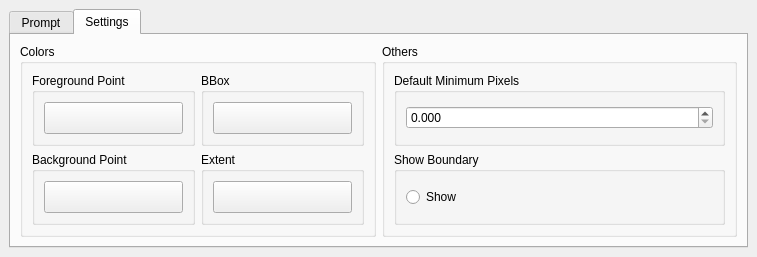
Before: the Qt Designer form ui/Selector.ui in coolzhao/Geo-SAM, drawn with Qt 5.
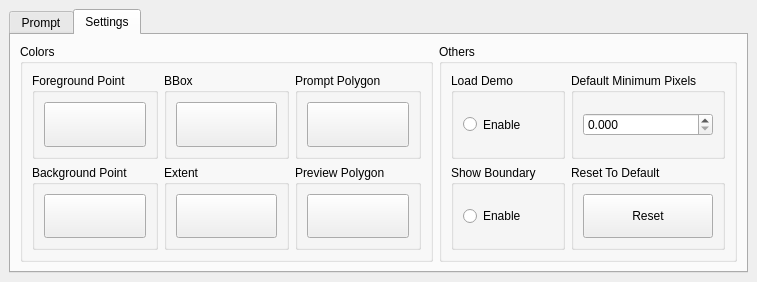
After: the same form once the commit is applied. The open tabs and pages were chosen to show the change. Custom widgets are drawn as their Qt base class.

Commit message: support save/reset settings & support not load demo & fix bugs of preview mode

The edit to the form file:
```diff
--- a/ui/Selector.ui
+++ b/ui/Selector.ui
@@ -7,19 +7,19 @@
     <x>0</x>
     <y>0</y>
     <width>752</width>
-    <height>242</height>
+    <height>282</height>
    </rect>
   </property>
   <property name="minimumSize">
    <size>
     <width>752</width>
-    <height>242</height>
+    <height>282</height>
    </size>
   </property>
   <property name="maximumSize">
    <size>
     <width>524287</width>
-    <height>524287</height>
+    <height>700</height>
    </size>
   </property>
   <property name="features">
@@ -548,70 +548,20 @@
        <attribute name="title">
         <string>Settings</string>
        </attribute>
-       <layout class="QHBoxLayout" name="horizontalLayout_6">
+       <layout class="QHBoxLayout" name="horizontalLayout_6" stretch="3,2">
         <item>
          <widget class="QGroupBox" name="groupBox_5">
           <property name="title">
            <string>Colors</string>
           </property>
-          <layout class="QGridLayout" name="gridLayout_5">
-           <item row="0" column="1">
-            <widget class="QGroupBox" name="groupBox_7">
-             <property name="title">
-              <string>BBox</string>
-             </property>
-             <layout class="QGridLayout" name="gridLayout_16">
-              <item row="0" column="0">
-               <widget class="QgsColorButton" name="ColorButton_bbox">
-                <property name="sizePolicy">
-                 <sizepolicy hsizetype="Preferred" vsizetype="Preferred">
-                  <horstretch>0</horstretch>
-                  <verstretch>0</verstretch>
-                 </sizepolicy>
-                </property>
-                <property name="minimumSize">
-                 <size>
-                  <width>15</width>
-                  <height>16</height>
-                 </size>
-                </property>
-               </widget>
-              </item>
-             </layout>
-            </widget>
-           </item>
-           <item row="1" column="1">
-            <widget class="QGroupBox" name="groupBox_8">
-             <property name="title">
-              <string>Extent</string>
-             </property>
-             <layout class="QGridLayout" name="gridLayout_17">
-              <item row="0" column="0">
-               <widget class="QgsColorButton" name="ColorButton_extent">
-                <property name="sizePolicy">
-                 <sizepolicy hsizetype="Preferred" vsizetype="Preferred">
-                  <horstretch>0</horstretch>
-                  <verstretch>0</verstretch>
-                 </sizepolicy>
-                </property>
-                <property name="minimumSize">
-                 <size>
-                  <width>15</width>
-                  <height>16</height>
-                 </size>
-                </property>
-               </widget>
-              </item>
-             </layout>
-            </widget>
-           </item>
+          <layout class="QGridLayout" name="gridLayout_5" rowstretch="1,1" columnstretch="1,1,1" rowminimumheight="1,1" columnminimumwidth="1,1,1">
            <item row="0" column="0">
             <widget class="QGroupBox" name="groupBox_9">
              <property name="title">
               <string>Foreground Point</string>
              </property>
-             <layout class="QGridLayout" name="gridLayout_18">
-              <item row="1" column="0">
+             <layout class="QVBoxLayout" name="verticalLayout_2">
+              <item>
                <widget class="QgsColorButton" name="ColorButton_fgpt">
                 <property name="sizePolicy">
                  <sizepolicy hsizetype="Preferred" vsizetype="Preferred">
@@ -635,8 +585,8 @@
              <property name="title">
               <string>Background Point</string>
              </property>
-             <layout class="QGridLayout" name="gridLayout_19">
-              <item row="0" column="0">
+             <layout class="QVBoxLayout" name="verticalLayout_7">
+              <item>
                <widget class="QgsColorButton" name="ColorButton_bgpt">
                 <property name="sizePolicy">
                  <sizepolicy hsizetype="Preferred" vsizetype="Preferred">
@@ -655,6 +605,106 @@
              </layout>
             </widget>
            </item>
+           <item row="0" column="1">
+            <widget class="QGroupBox" name="groupBox_7">
+             <property name="title">
+              <string>BBox</string>
+             </property>
+             <layout class="QVBoxLayout" name="verticalLayout_8">
+              <item>
+               <widget class="QgsColorButton" name="ColorButton_bbox">
+                <property name="sizePolicy">
+                 <sizepolicy hsizetype="Preferred" vsizetype="Preferred">
+                  <horstretch>0</horstretch>
+                  <verstretch>0</verstretch>
+                 </sizepolicy>
+                </property>
+                <property name="minimumSize">
+                 <size>
+                  <width>15</width>
+                  <height>16</height>
+                 </size>
+                </property>
+               </widget>
+              </item>
+             </layout>
+            </widget>
+           </item>
+           <item row="1" column="1">
+            <widget class="QGroupBox" name="groupBox_8">
+             <property name="title">
+              <string>Extent</string>
+             </property>
+             <layout class="QVBoxLayout" name="verticalLayout_9">
+              <item>
+               <widget class="QgsColorButton" name="ColorButton_extent">
+                <property name="sizePolicy">
+                 <sizepolicy hsizetype="Preferred" vsizetype="Preferred">
+                  <horstretch>0</horstretch>
+                  <verstretch>0</verstretch>
+                 </sizepolicy>
+                </property>
+                <property name="minimumSize">
+                 <size>
+                  <width>15</width>
+                  <height>16</height>
+                 </size>
+                </property>
+               </widget>
+              </item>
+             </layout>
+            </widget>
+           </item>
+           <item row="0" column="2">
+            <widget class="QGroupBox" name="groupBox_12">
+             <property name="title">
+              <string>Prompt Polygon</string>
+             </property>
+             <layout class="QVBoxLayout" name="verticalLayout_3">
+              <item>
+               <widget class="QgsColorButton" name="ColorButton_prompt">
+                <property name="sizePolicy">
+                 <sizepolicy hsizetype="Preferred" vsizetype="Preferred">
+                  <horstretch>0</horstretch>
+                  <verstretch>0</verstretch>
+                 </sizepolicy>
+                </property>
+                <property name="minimumSize">
+                 <size>
+                  <width>15</width>
+                  <height>16</height>
+                 </size>
+                </property>
+               </widget>
+              </item>
+             </layout>
+            </widget>
+           </item>
+           <item row="1" column="2">
+            <widget class="QGroupBox" name="groupBox_13">
+             <property name="title">
+              <string>Preview Polygon</string>
+             </property>
+             <layout class="QVBoxLayout" name="verticalLayout_4">
+              <item>
+               <widget class="QgsColorButton" name="ColorButton_preview">
+                <property name="sizePolicy">
+                 <sizepolicy hsizetype="Preferred" vsizetype="Preferred">
+                  <horstretch>0</horstretch>
+                  <verstretch>0</verstretch>
+                 </sizepolicy>
+                </property>
+                <property name="minimumSize">
+                 <size>
+                  <width>15</width>
+                  <height>16</height>
+                 </size>
+                </property>
+               </widget>
+              </item>
+             </layout>
+            </widget>
+           </item>
           </layout>
          </widget>
         </item>
@@ -663,27 +713,33 @@
           <property name="title">
            <string>Others</string>
           </property>
-          <layout class="QVBoxLayout" name="verticalLayout_2">
-           <item>
-            <widget class="QGroupBox" name="groupBox_11">
+          <layout class="QGridLayout" name="gridLayout_8" columnstretch="1,1" columnminimumwidth="1,1">
+           <item row="1" column="0">
+            <widget class="QGroupBox" name="groupBox_15">
              <property name="title">
-              <string>Default Minimum Pixels</string>
+              <string>Load Demo</string>
              </property>
-             <layout class="QGridLayout" name="gridLayout_12">
-              <item row="0" column="0">
-               <widget class="QDoubleSpinBox" name="Box_min_pixel_default">
-                <property name="decimals">
-                 <number>3</number>
+             <layout class="QVBoxLayout" name="verticalLayout_5">
+              <item>
+               <widget class="QRadioButton" name="radioButton_load_demo">
+                <property name="sizePolicy">
+                 <sizepolicy hsizetype="Minimum" vsizetype="Preferred">
+                  <horstretch>0</horstretch>
+                  <verstretch>0</verstretch>
+                 </sizepolicy>
                 </property>
-                <property name="maximum">
-                 <double>10000000000000000000000.000000000000000</double>
+                <property name="toolTip">
+                 <string>Load Demo when opening widget</string>
+                </property>
+                <property name="text">
+                 <string>Enable</string>
                 </property>
                </widget>
               </item>
              </layout>
             </widget>
            </item>
-           <item>
+           <item row="2" column="0">
             <widget class="QGroupBox" name="groupBox_10">
              <property name="title">
               <string>Show Boundary</string>
@@ -707,7 +763,7 @@
                  <string>Toggle to show the extent of the image features (operable extent )</string>
                 </property>
                 <property name="text">
-                 <string>Show</string>
+                 <string>Enable</string>
                 </property>
                 <property name="checked">
                  <bool>false</bool>
@@ -717,6 +773,53 @@
              </layout>
             </widget>
            </item>
+           <item row="1" column="1">
+            <widget class="QGroupBox" name="groupBox_11">
+             <property name="title">
+              <string>Default Minimum Pixels</string>
+             </property>
+             <layout class="QGridLayout" name="gridLayout_12">
+              <item row="0" column="0">
+               <widget class="QDoubleSpinBox" name="Box_min_pixel_default">
+                <property name="decimals">
+                 <number>3</number>
+                </property>
+                <property name="maximum">
+                 <double>10000000000000000000000.000000000000000</double>
+                </property>
+               </widget>
+              </item>
+             </layout>
+            </widget>
+           </item>
+           <item row="2" column="1">
+            <widget class="QGroupBox" name="groupBox_16">
+             <property name="title">
+              <string>Reset To Default</string>
+             </property>
+             <layout class="QVBoxLayout" name="verticalLayout_6">
+              <item>
+               <widget class="QPushButton" name="pushButton_reset_settings">
+                <property name="sizePolicy">
+                 <sizepolicy hsizetype="Preferred" vsizetype="Preferred">
+                  <horstretch>0</horstretch>
+                  <verstretch>0</verstretch>
+                 </sizepolicy>
+                </property>
+                <property name="maximumSize">
+                 <size>
+                  <width>16777215</width>
+                  <height>100</height>
+                 </size>
+                </property>
+                <property name="text">
+                 <string>Reset</string>
+                </property>
+               </widget>
+              </item>
+             </layout>
+            </widget>
+           </item>
           </layout>
          </widget>
         </item>
```
Left out of the diff: 41 changed lines with no effect on the pictures. The commit also changes 12 other files.
